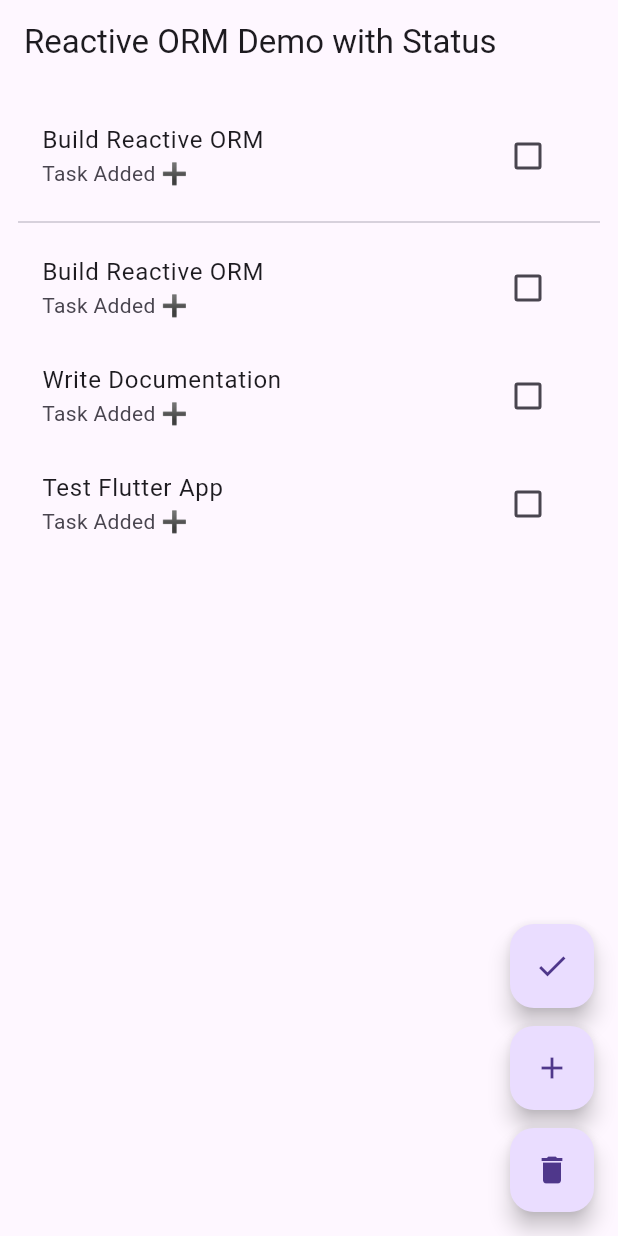
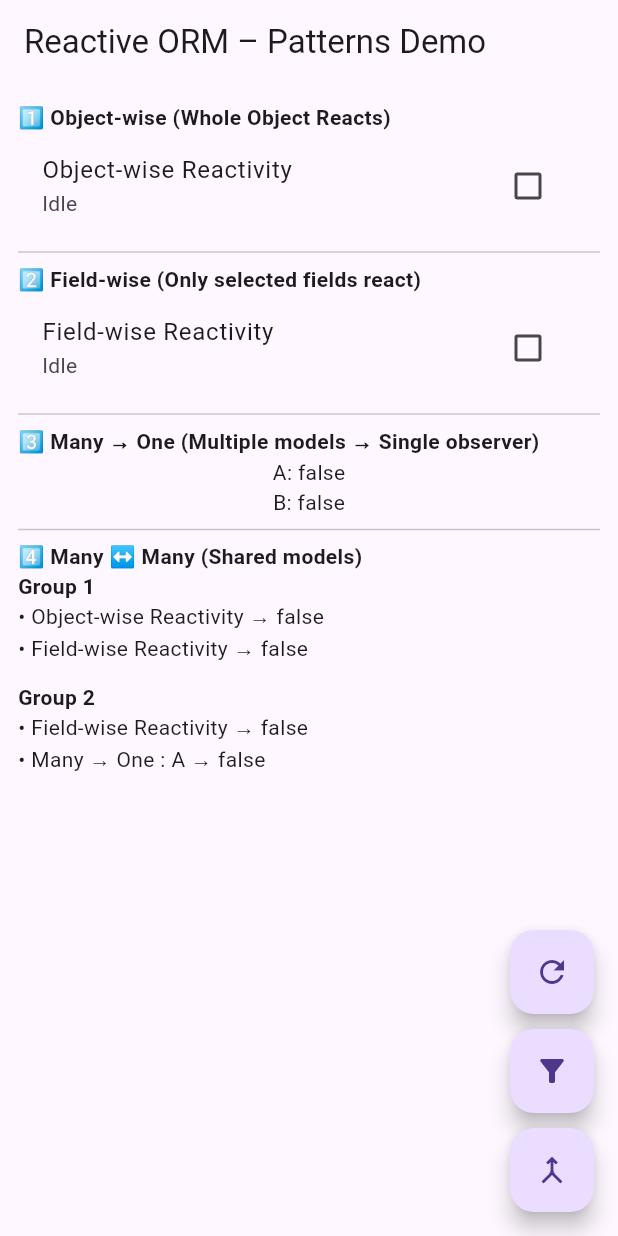
Before and after one commit to PravinKunnure/reactive_orm, a Flutter app: the screen it shows after launch, on a phone screen of 412 x 824 dp. Run offline on Flutter 3.47's test engine with Material 3 defaults, Android fonts, the phone set to English and light mode, and no system bars.

Commit message:
Optimised some part of the code and added demo file in it

```diff
--- a/example/lib/main.dart
+++ b/example/lib/main.dart
@@ -1,327 +1,268 @@
-import 'package:example/models/task.dart';
 import 'package:flutter/material.dart';
 import 'package:reactive_orm/reactive_orm.dart';
 
 /// -------------------
-/// Models
+/// Task Model
 /// -------------------
+class Task extends ReactiveModel {
+  String _title;
+  bool _completed = false;
+  String _status = "Idle";
 
-class ReactiveTaskList extends ReactiveModel {
-  final List<Task> items = [];
+  Task({required String title}) : _title = title;
 
-  void add(Task task) {
-    items.add(task);
-    addNested(task); // listen to task changes
-    task.status = "Task Added ➕";
-    notifyListeners();
+  String get title => _title;
+  set title(String value) {
+    if (_title != value) {
+      _title = value;
+      notifyListeners('title');
+    }
   }
 
-  void remove(Task task) {
-    items.remove(task);
-    task.status = "Task Removed ❌";
-    notifyListeners();
+  bool get completed => _completed;
+  set completed(bool value) {
+    if (_completed != value) {
+      _completed = value;
+      notifyListeners('completed');
+    }
+  }
+
+  String get status => _status;
+  set status(String value) {
+    if (_status != value) {
+      _status = value;
+      notifyListeners('status');
+    }
   }
 }
 
 /// -------------------
-/// Main App
+/// MANY → ONE Model
 /// -------------------
+class Dashboard extends ReactiveModel {
+  final List<Task> sources;
 
+  Dashboard(this.sources) {
+    for (final task in sources) {
+      addNested(task); // listen to many
+    }
+  }
+}
+
+/// -------------------
+/// MANY ↔ MANY Model
+/// -------------------
+class Group extends ReactiveModel {
+  final String name;
+  final List<Task> tasks;
+
+  Group({required this.name, required this.tasks}) {
+    for (final task in tasks) {
+      addNested(task);
+    }
+  }
+}
+
+/// -------------------
+/// App
+/// -------------------
 void main() {
-  runApp(MyApp());
+  runApp(const MyApp());
 }
 
 class MyApp extends StatelessWidget {
-  MyApp({super.key});
-
-  final Task task1 = Task(title: "Build Reactive ORM");
-  final Task task2 = Task(title: "Write Documentation");
-  final Task task3 = Task(title: "Test Flutter App");
-
-  final ReactiveTaskList taskList = ReactiveTaskList();
+  const MyApp({super.key});
 
   @override
   Widget build(BuildContext context) {
-    taskList.add(task1);
-    taskList.add(task2);
-    taskList.add(task3);
+    return const MaterialApp(home: HomePage());
+  }
+}
 
-    return MaterialApp(
-      home: Scaffold(
-        appBar: AppBar(title: Text("Reactive ORM Demo with Status")),
-        body: Padding(
-          padding: const EdgeInsets.all(12.0),
-          child: Column(
+class HomePage extends StatefulWidget {
+  const HomePage({super.key});
+
+  @override
+  State<HomePage> createState() => _HomePageState();
+}
+
+class _HomePageState extends State<HomePage> {
+  /// =====================================================
+  /// DEMO TASKS (Semantic)
+  /// =====================================================
+  final Task objectWise = Task(title: "Object-wise Reactivity");
+  final Task fieldWise = Task(title: "Field-wise Reactivity");
+
+  final Task manyA = Task(title: "Many → One : A");
+  final Task manyB = Task(title: "Many → One : B");
+
+  late final Dashboard dashboard;
+
+  late final Group group1;
+  late final Group group2;
+
+  @override
+  void initState() {
+    super.initState();
+
+    dashboard = Dashboard([manyA, manyB]);
+
+    group1 = Group(name: "Group 1", tasks: [objectWise, fieldWise]);
+    group2 = Group(name: "Group 2", tasks: [fieldWise, manyA]);
+  }
+
+  @override
+  Widget build(BuildContext context) {
+    return Scaffold(
+      appBar: AppBar(title: const Text("Reactive ORM – Patterns Demo")),
+      body: ListView(
+        padding: const EdgeInsets.all(12),
         children: [
-              /// 1️⃣ Single Task with status
+          /// =====================================================
+          /// 1️⃣ OBJECT-WISE
+          /// =====================================================
+          const Text(
+            "1️⃣ Object-wise (Whole Object Reacts)",
+            style: TextStyle(fontWeight: FontWeight.bold),
+          ),
           ReactiveBuilder<Task>(
-                model: task1,
-                builder: (task) => ListTile(
+            model: objectWise,
+            builder: (task) {
+              debugPrint("🔄 Object-wise rebuild");
+              return ListTile(
                 title: Text(task.title),
                 subtitle: Text(task.status),
                 trailing: Checkbox(
                   value: task.completed,
-                    onChanged: (val) => task.completed = val!,
+                  onChanged: (v) => task.completed = v!,
                 ),
-                ),
+              );
+            },
           ),
 
-              Divider(),
+          const Divider(),
 
-              /// 2️⃣ Reactive List with operation status
-              Expanded(
-                child: ReactiveBuilder<ReactiveTaskList>(
-                  model: taskList,
-                  builder: (list) => ListView.builder(
-                    itemCount: list.items.length,
-                    itemBuilder: (_, index) {
-                      final t = list.items[index];
-                      return ReactiveBuilder<Task>(
-                        model: t,
+          /// =====================================================
+          /// 2️⃣ FIELD-WISE
+          /// =====================================================
+          const Text(
+            "2️⃣ Field-wise (Only selected fields react)",
+            style: TextStyle(fontWeight: FontWeight.bold),
+          ),
+          ReactiveBuilder<Task>(
+            model: fieldWise,
             fields: ['completed', 'status'],
-                        builder: (task) => ListTile(
+            builder: (task) {
+              debugPrint("🎯 Field-wise rebuild");
+              return ListTile(
                 title: Text(task.title),
                 subtitle: Text(task.status),
                 trailing: Checkbox(
                   value: task.completed,
-                            onChanged: (val) => task.completed = val!,
-                          ),
+                  onChanged: (v) => task.completed = v!,
                 ),
               );
             },
           ),
+
+          const Divider(),
+
+          /// =====================================================
+          /// 3️⃣ MANY → ONE
+          /// =====================================================
+          const Text(
+            "3️⃣ Many → One (Multiple models → Single observer)",
+            style: TextStyle(fontWeight: FontWeight.bold),
+          ),
+          ReactiveBuilder<Dashboard>(
+            model: dashboard,
+            builder: (_) {
+              debugPrint("📡 Dashboard rebuilt");
+              return Column(
+                children: [
+                  Text("A: ${manyA.completed}"),
+                  Text("B: ${manyB.completed}"),
+                ],
+              );
+            },
+          ),
+
+          const Divider(),
+
+          /// =====================================================
+          /// 4️⃣ MANY ↔ MANY
+          /// =====================================================
+          const Text(
+            "4️⃣ Many ↔ Many (Shared models)",
+            style: TextStyle(fontWeight: FontWeight.bold),
+          ),
+
+          ReactiveBuilder<Group>(
+            model: group1,
+            builder: (g) => Column(
+              crossAxisAlignment: CrossAxisAlignment.start,
+              children: [
+                Text(
+                  g.name,
+                  style: const TextStyle(fontWeight: FontWeight.bold),
+                ),
+                ...g.tasks.map((t) => Text("• ${t.title} → ${t.completed}")),
+              ],
+            ),
+          ),
+
+          const SizedBox(height: 12),
+
+          ReactiveBuilder<Group>(
+            model: group2,
+            builder: (g) => Column(
+              crossAxisAlignment: CrossAxisAlignment.start,
+              children: [
+                Text(
+                  g.name,
+                  style: const TextStyle(fontWeight: FontWeight.bold),
+                ),
+                ...g.tasks.map((t) => Text("• ${t.title} → ${t.completed}")),
+              ],
             ),
           ),
         ],
       ),
-        ),
+
+      /// =====================================================
+      /// ACTIONS
+      /// =====================================================
       floatingActionButton: Column(
         mainAxisSize: MainAxisSize.min,
         children: [
           FloatingActionButton(
-              heroTag: "toggle",
+            heroTag: "obj",
+            tooltip: "Toggle Object-wise",
             onPressed: () {
-                task1.completed = !task1.completed;
+              objectWise.completed = !objectWise.completed;
             },
-              tooltip: "Toggle Completion",
-              child: Icon(Icons.check),
+            child: const Icon(Icons.refresh),
           ),
-            SizedBox(height: 12),
+          const SizedBox(height: 10),
           FloatingActionButton(
-              heroTag: "add",
+            heroTag: "field",
+            tooltip: "Toggle Field-wise",
             onPressed: () {
-                final newTask = Task(
-                  title: "New Task ${taskList.items.length + 1}",
-                );
-                taskList.add(newTask);
+              fieldWise.completed = !fieldWise.completed;
             },
-              tooltip: "Add Task",
-              child: Icon(Icons.add),
+            child: const Icon(Icons.filter_alt),
           ),
-            SizedBox(height: 12),
+          const SizedBox(height: 10),
           FloatingActionButton(
-              heroTag: "remove",
+            heroTag: "many",
+            tooltip: "Toggle Many → One",
             onPressed: () {
-                if (taskList.items.isNotEmpty) {
-                  taskList.remove(taskList.items.last);
-                }
+              manyA.completed = !manyA.completed;
             },
-              tooltip: "Remove Last Task",
-              child: Icon(Icons.delete),
+            child: const Icon(Icons.merge),
           ),
         ],
-        ),
       ),
     );
   }
 }
-
-///Try Version
-// import 'package:example/models/task.dart';
-// import 'package:flutter/material.dart';
-// import 'package:reactive_orm/reactive_orm.dart';
-//
-//
-// // Project Model with nested tasks
-// class Project extends ReactiveModel {
-//   String _name;
-//   final List<Task> tasks;
-//
-//   Project({required String name, required this.tasks}) : _name = name {
-//     // Listen to all task changes
-//     for (var task in tasks) {
-//       task.addListener(() => notifyListeners('tasks'));
-//     }
-//   }
-//
-//   String get name => _name;
-//   set name(String value) {
-//     if (_name != value) {
-//       _name = value;
-//       notifyListeners('name');
-//     }
-//   }
-// }
-//
-// // Reactive list example
-// class ReactiveTaskList extends ReactiveModel {
-//   final List<Task> items = [];
-//
-//   void add(Task task) {
-//     items.add(task);
-//     task.addListener(() => notifyListeners());
-//     notifyListeners();
-//   }
-//
-//   void remove(Task task) {
-//     items.remove(task);
-//     task.removeListener(() => notifyListeners());
-//     notifyListeners();
-//   }
-// }
-//
-// void main() {
-//   runApp(MyApp());
-// }
-//
-// class MyApp extends StatelessWidget {
-//   final Task task1 = Task(title: "Build Reactive ORM");
-//   final Task task2 = Task(title: "Write Documentation");
-//   final Project project = Project(name: "Flutter App", tasks: []);
-//
-//   final ReactiveTaskList taskList = ReactiveTaskList();
-//
-//   MyApp({super.key}) {
-//     project.tasks.add(task1);
-//     project.tasks.add(task2);
-//     taskList.add(task1);
-//     taskList.add(task2);
-//   }
-//
-//   @override
-//   Widget build(BuildContext context) {
-//     return MaterialApp(
-//       home: Scaffold(
-//         appBar: AppBar(title: Text("Reactive ORM Demo")),
-//         body: Column(
-//           children: [
-//             // 1️⃣ Single Task ReactiveBuilder
-//             ReactiveBuilder<Task>(
-//               model: task1,
-//               builder: (task) => ListTile(
-//                 title: Text(task.title),
-//                 trailing: Checkbox(
-//                   value: task.completed,
-//                   onChanged: (val) => task.completed = val!,
-//                 ),
-//               ),
-//             ),
-//
-//             // 2️⃣ Multiple Widgets Listening to the same model
-//             ReactiveBuilder<Task>(
-//               model: task1,
-//               builder: (task) => Text(
-//                 task.completed ? "Task Done ✅" : "Task Pending ❌",
-//               ),
-//             ),
-//
-//             Divider(),
-//
-//             // 3️⃣ Nested Project Example
-//             ReactiveBuilder<Project>(
-//               model: project,
-//               builder: (proj) => Column(
-//                 children: [
-//                   Text("Project: ${proj.name}", style: TextStyle(fontSize: 18)),
-//                   ...proj.tasks.map((t) => ReactiveBuilder<Task>(
-//                     model: t,
-//                     builder: (task) => ListTile(
-//                       title: Text(task.title),
-//                       trailing: Checkbox(
-//                         value: task.completed,
-//                         onChanged: (val) => task.completed = val!,
-//                       ),
-//                     ),
-//                   )),
-//                 ],
-//               ),
-//             ),
-//
-//             Divider(),
-//
-//             // 4️⃣ Reactive List Example
-//             Expanded(
-//               child: ReactiveBuilder<ReactiveTaskList>(
-//                 model: taskList,
-//                 builder: (list) => ListView.builder(
-//                   itemCount: list.items.length,
-//                   itemBuilder: (_, index) {
-//                     final t = list.items[index];
-//                     return ReactiveBuilder<Task>(
-//                       model: t,
-//                       builder: (task) => ListTile(
-//                         title: Text(task.title),
-//                         trailing: Checkbox(
-//                           value: task.completed,
-//                           onChanged: (val) => task.completed = val!,
-//                         ),
-//                       ),
-//                     );
-//                   },
-//                 ),
-//               ),
-//             ),
-//           ],
-//         ),
-//         floatingActionButton: FloatingActionButton(
-//           onPressed: () {
-//             task1.completed = !task1.completed;
-//           },
-//           child: Icon(Icons.check),
-//         ),
-//       ),
-//     );
-//   }
-// }
-
-///Version 0.0.1
-// import 'package:example/models/task.dart';
-// import 'package:flutter/material.dart';
-// import 'package:reactive_orm/reactive_orm.dart';
-//
-// void main() {
-//   runApp(MyApp());
-// }
-//
-// class MyApp extends StatelessWidget {
-//   final Task myTask = Task(title: "Build Reactive ORM");
-//
-//   MyApp({super.key});
-//
-//   @override
-//   Widget build(BuildContext context) {
-//     return MaterialApp(
-//       home: Scaffold(
-//         appBar: AppBar(title: Text("Reactive ORM Demo")),
-//         body: Center(
-//           child: ReactiveBuilder<Task>(
-//             model: myTask,
-//             builder: (task) => ListTile(
-//               title: Text(task.title),
-//               trailing: Checkbox(
-//                 value: task.completed,
-//                 onChanged: (val) => task.completed = val!,
-//               ),
-//             ),
-//           ),
-//         ),
-//         floatingActionButton: FloatingActionButton(
-//           onPressed: () {
-//             myTask.completed = !myTask.completed;
-//           },
-//           child: Icon(Icons.check),
-//         ),
-//       ),
-//     );
-//   }
-// }
--- a/example/lib/models/task.dart
+++ /dev/null
@@ -1,89 +0,0 @@
-import 'package:reactive_orm/reactive_orm.dart';
-
-class Task extends ReactiveModel {
-  String _title;
-  bool _completed;
-
-  Task({required String title, bool completed = false})
-    : _title = title,
-      _completed = completed;
-
-  String get title => _title;
-  set title(String val) {
-    if (_title != val) {
-      _title = val;
-      notifyListeners('title');
-    }
-  }
-
-  bool get completed => _completed;
-  set completed(bool val) {
-    if (_completed != val) {
-      _completed = val;
-      notifyListeners('completed');
-      status = val ? "Task Completed ✅" : "Task Pending ❌";
-    }
-  }
-
-  String _status = "";
-  String get status => _status;
-  set status(String val) {
-    if (_status != val) {
-      _status = val;
-      notifyListeners('status');
-    }
-  }
-}
-
-///Try Version
-// import 'package:reactive_orm/reactive_orm.dart';
-//
-// // Task Model
-// class Task extends ReactiveModel {
-//   String _title;
-//   bool _completed;
-//
-//   Task({required String title, bool completed = false})
-//       : _title = title,
-//         _completed = completed;
-//
-//   String get title => _title;
-//   set title(String value) {
-//     if (_title != value) {
-//       _title = value;
-//       notifyListeners('title');
-//     }
-//   }
-//
-//   bool get completed => _completed;
-//   set completed(bool value) {
-//     if (_completed != value) {
-//       _completed = value;
-//       notifyListeners('completed');
-//     }
-//   }
-// }
-
-///Version 0.0.1
-// import 'package:reactive_orm/reactive_orm.dart';
-//
-// class Task extends ReactiveModel {
-//   String _title;
-//   bool _completed;
-//
-//   Task({required String title, bool completed = false})
-//     : _title = title,
-//       _completed = completed;
-//
-//   String get title => _title;
-//   set title(String value) {
-//     _title = value;
-//     notifyListeners();
-//   }
-//
-//   bool get completed => _completed;
-//   set completed(bool value) {
-//     _completed = value;
-//     notifyListeners();
-//   }
-// }
```
Also changed, not shown: 3 other files. Lines whose indentation alone changed are shown as unchanged.
